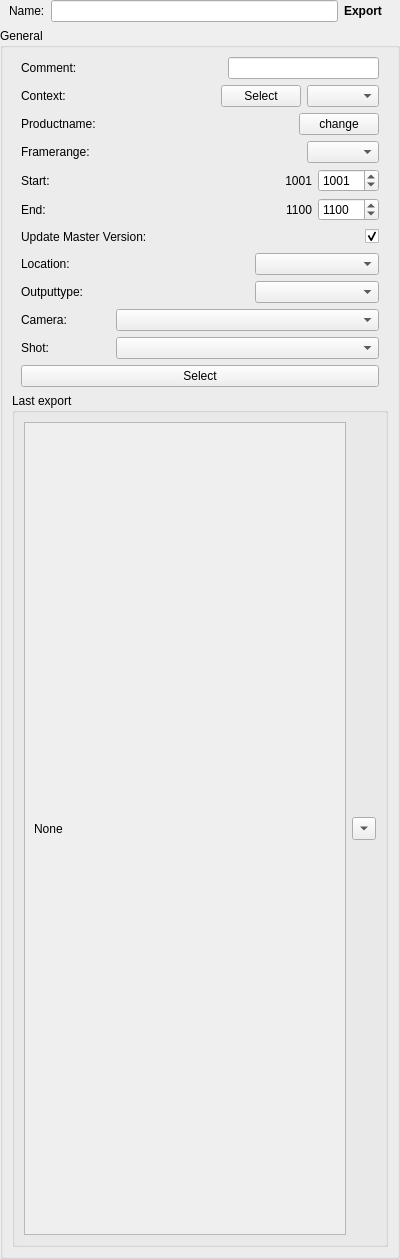
AltaArts/SynthEyes_Integration--Prism-Plugin, file SynthEyes/Scripts/StateManagerNodes/StateUserInterfaces/Synth_SceneExport.ui: the form before one commit.
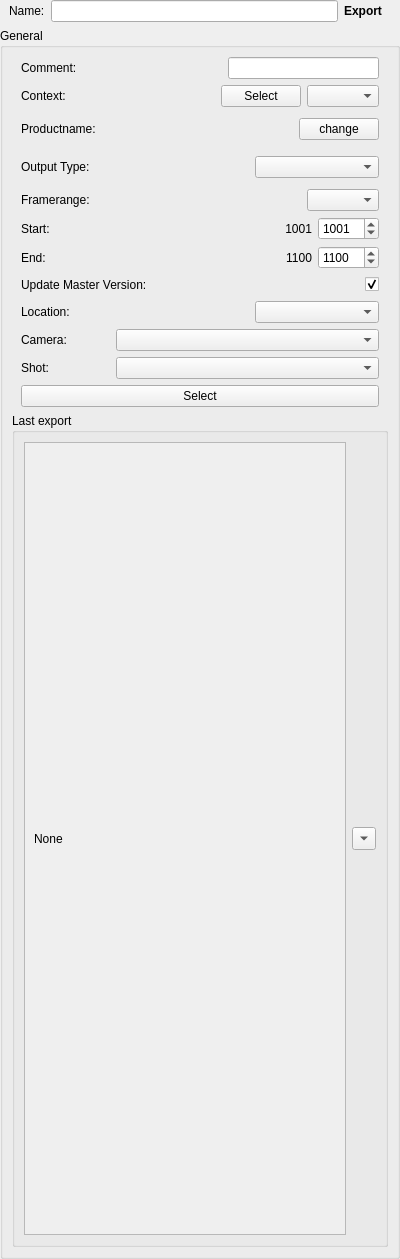
The form after the commit.

What changed in the file:
```diff
--- a/SynthEyes/Scripts/StateManagerNodes/StateUserInterfaces/Synth_SceneExport.ui
+++ b/SynthEyes/Scripts/StateManagerNodes/StateUserInterfaces/Synth_SceneExport.ui
@@ -216,13 +216,13 @@
           <number>9</number>
          </property>
          <property name="topMargin">
-          <number>0</number>
+          <number>5</number>
          </property>
          <property name="rightMargin">
           <number>9</number>
          </property>
          <property name="bottomMargin">
-          <number>0</number>
+          <number>5</number>
          </property>
          <item>
           <widget class="QLabel" name="l_tasklabel">
@@ -263,6 +263,57 @@
         </layout>
        </widget>
       </item>
+      <item>
+       <widget class="QWidget" name="w_outType" native="true">
+        <layout class="QHBoxLayout" name="horizontalLayout_9">
+         <property name="spacing">
+          <number>0</number>
+         </property>
+         <property name="leftMargin">
+          <number>9</number>
+         </property>
+         <property name="topMargin">
+          <number>5</number>
+         </property>
+         <property name="rightMargin">
+          <number>9</number>
+         </property>
+         <property name="bottomMargin">
+          <number>5</number>
+         </property>
+         <item>
+          <widget class="QLabel" name="l_outType">
+           <property name="text">
+            <string>Output Type:</string>
+           </property>
+          </widget>
+         </item>
+         <item>
+          <spacer name="horizontalSpacer_3">
+           <property name="orientation">
+            <enum>Qt::Orientation::Horizontal</enum>
+           </property>
+           <property name="sizeHint" stdset="0">
+            <size>
+             <width>113</width>
+             <height>20</height>
+            </size>
+           </property>
+          </spacer>
+         </item>
+         <item>
+          <widget class="QComboBox" name="cb_outType">
+           <property name="minimumSize">
+            <size>
+             <width>124</width>
+             <height>0</height>
+            </size>
+           </property>
+          </widget>
+         </item>
+        </layout>
+       </widget>
+      </item>
       <item>
        <widget class="QWidget" name="w_range" native="true">
         <layout class="QHBoxLayout" name="horizontalLayout_6">
@@ -506,57 +557,6 @@
         </layout>
        </widget>
       </item>
-      <item>
-       <widget class="QWidget" name="w_outType" native="true">
-        <layout class="QHBoxLayout" name="horizontalLayout_9">
-         <property name="spacing">
-          <number>0</number>
-         </property>
-         <property name="leftMargin">
-          <number>9</number>
-         </property>
-         <property name="topMargin">
-          <number>0</number>
-         </property>
-         <property name="rightMargin">
-          <number>9</number>
-         </property>
-         <property name="bottomMargin">
-          <number>0</number>
-         </property>
-         <item>
-          <widget class="QLabel" name="l_outType">
-           <property name="text">
-            <string>Outputtype:</string>
-           </property>
-          </widget>
-         </item>
-         <item>
-          <spacer name="horizontalSpacer_3">
-           <property name="orientation">
-            <enum>Qt::Orientation::Horizontal</enum>
-           </property>
-           <property name="sizeHint" stdset="0">
-            <size>
-             <width>113</width>
-             <height>20</height>
-            </size>
-           </property>
-          </spacer>
-         </item>
-         <item>
-          <widget class="QComboBox" name="cb_outType">
-           <property name="minimumSize">
-            <size>
-             <width>124</width>
-             <height>0</height>
-            </size>
-           </property>
-          </widget>
-         </item>
-        </layout>
-       </widget>
-      </item>
       <item>
        <widget class="QWidget" name="w_cam" native="true">
         <layout class="QHBoxLayout" name="horizontalLayout_3">
@@ -703,7 +703,7 @@
               <x>0</x>
               <y>0</y>
               <width>329</width>
-              <height>817</height>
+              <height>797</height>
              </rect>
             </property>
             <layout class="QHBoxLayout" name="horizontalLayout_12">
```
